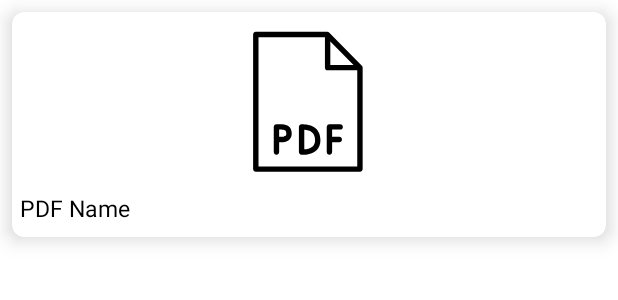
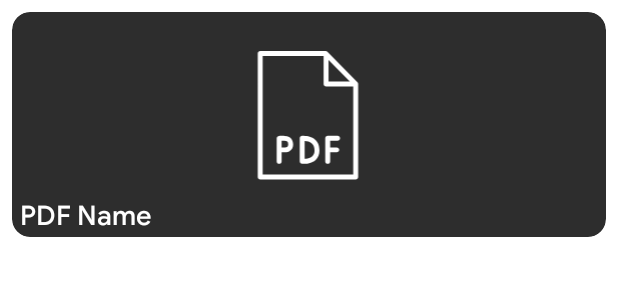
Before and after one commit to dayushman/PDFViewer, an Android app: the layout doc_holder.xml on its own in the app's theme, with its tools: preview values and no code run, on a phone screen of 412 x 824 dp. Shown: the top 300 px of the screen. Run offline under Robolectric (Android 15) with nearby library versions, the light colour scheme and no system bars.

Commit message:
Changes the theme

```diff
--- a/app/src/main/java/com/example/pdfviewer/MainActivity.kt
+++ b/app/src/main/java/com/example/pdfviewer/MainActivity.kt
@@ -76,7 +76,7 @@ class MainActivity : AppCompatActivity() {
             if (it!=null){
                 if (pdfAdaptor==null){
                     setAdaptor()
-                    progressBar.visibility = View.INVISIBLE
+                    progressBar.visibility = View.GONE
                     rvAllDocs.visibility = View.GONE
                     rvAllDocs.visibility = View.VISIBLE
                 }
--- a/app/src/main/res/drawable/ic__pdf.xml
+++ b/app/src/main/res/drawable/ic__pdf.xml
@@ -4,15 +4,15 @@
     android:viewportWidth="100.25"
     android:viewportHeight="100.25">
   <path
-      android:fillColor="#FF000000"
+      android:fillColor="@color/white"
       android:pathData="M35.377,62.522c-0.854,-0.047 -3.146,-0.007 -3.404,-0.002c-0.817,0.015 -1.473,0.682 -1.473,1.5V78c0,0.829 0.672,1.5 1.5,1.5s1.5,-0.671 1.5,-1.5v-5.49h2.206c1.927,0 4.794,-1.275 4.794,-4.79C40.5,65.885 39.834,62.77 35.377,62.522zM35.706,69.51H33.5v-4.008c0.679,-0.006 1.374,-0.003 1.711,0.016c1.519,0.084 2.289,0.448 2.289,2.203C37.5,69.242 36.366,69.495 35.706,69.51z"/>
   <path
-      android:fillColor="#FF000000"
+      android:fillColor="@color/white"
       android:pathData="M67.5,62.5h-6c-0.828,0 -1.5,0.671 -1.5,1.5v14c0,0.829 0.672,1.5 1.5,1.5S63,78.829 63,78v-5.5h4c0.828,0 1.5,-0.671 1.5,-1.5s-0.672,-1.5 -1.5,-1.5h-4v-4h4.5c0.828,0 1.5,-0.671 1.5,-1.5S68.328,62.5 67.5,62.5z"/>
   <path
-      android:fillColor="#FF000000"
+      android:fillColor="@color/white"
       android:pathData="M46,62.5c-0.828,0 -1.5,0.671 -1.5,1.5v13.973c0,0.775 0.591,1.423 1.363,1.494c0.052,0.005 0.388,0.033 0.91,0.033c1.627,0 5.066,-0.276 7.401,-2.408c1.543,-1.408 2.325,-3.324 2.325,-5.694C56.5,64.043 50.79,62.5 46,62.5zM52.16,74.869c-1.313,1.204 -3.327,1.533 -4.66,1.609V65.547c3.165,0.224 6,1.355 6,5.85C53.5,72.906 53.062,74.042 52.16,74.869z"/>
   <path
-      android:fillColor="#FF000000"
+      android:fillColor="@color/white"
       android:pathData="M79.567,29.924l-18.26,-18.479c-0.282,-0.285 -0.666,-0.446 -1.067,-0.446H20.5c-0.828,0 -1.5,0.671 -1.5,1.5v75c0,0.829 0.672,1.5 1.5,1.5h58c0.828,0 1.5,-0.671 1.5,-1.5V30.978C80,30.584 79.845,30.205 79.567,29.924zM62,16.415L74.93,29.5H62V16.415zM22,86V14h37v17c0,0.829 0.672,1.5 1.5,1.5H77V86H22z"/>
 </vector>
--- a/app/src/main/res/layout/doc_holder.xml
+++ b/app/src/main/res/layout/doc_holder.xml
@@ -3,20 +3,27 @@
     xmlns:android="http://schemas.android.com/apk/res/android"
     android:layout_width="match_parent"
     android:layout_height="wrap_content"
-    android:layout_marginTop="8dp"
+    android:layout_margin="8dp"
+    app:cardBackgroundColor="@color/gray"
+    app:cardCornerRadius="12dp"
+    android:elevation="8dp"
+    xmlns:app="http://schemas.android.com/apk/res-auto">
+    <!--
     android:layout_marginStart="8dp"
-    android:layout_marginEnd="8dp"
+    android:layout_marginEnd="8dp"-->
     app:cardElevation="8dp"
-    app:cardCornerRadius="8dp"
+    app:cardCornerRadius="12dp"
     xmlns:app="http://schemas.android.com/apk/res-auto">
     <LinearLayout
         android:layout_width="match_parent"
         android:layout_height="150dp"
+        android:gravity="center"
         android:orientation="vertical">
         <androidx.appcompat.widget.AppCompatImageView
             android:id="@+id/ivPdf"
             android:layout_width="match_parent"
-            android:layout_height="120dp"
+            android:layout_height="110dp"
+            android:layout_marginTop="18dp"
             android:layout_marginStart="5dp"
             android:layout_marginEnd="5dp"
             android:src="@drawable/ic__pdf"/>
@@ -24,16 +31,19 @@
             android:id="@+id/tvPdfName"
             android:layout_width="match_parent"
             android:layout_height="30dp"
+            android:fontFamily="@font/googlesans_medium"
+            android:textSize="18sp"
+            android:textColor="@color/white"
             android:layout_marginStart="5dp"
             android:layout_marginEnd="5dp"
-            android:textColor="@android:color/black"
             android:text="PDF Name"
-            android:textSize="15sp"
             android:singleLine="true"
+            android:backgroundTint="#E9D5CA"
             android:ellipsize="marquee"
             android:marqueeRepeatLimit="marquee_forever"
             android:fadingEdge="horizontal"
             android:scrollHorizontally="true"/>
+
     </LinearLayout>
 
 
--- a/app/src/main/res/values/colors.xml
+++ b/app/src/main/res/values/colors.xml
@@ -1,7 +1,8 @@
 <?xml version="1.0" encoding="utf-8"?>
 <resources>
-    <color name="teal_200">#FF03DAC5</color>
-    <color name="teal_700">#FF018786</color>
-    <color name="black">#FF000000</color>
-    <color name="white">#FFFFFFFF</color>
+    <color name="black">#000</color>
+    <color name="colorPrimaryDark">#00574B</color>
+    <color name="white">#fff</color>
+    <color name="gray">#2d2d2d</color>
+    <color name="colorAccent">#D81B60</color>
 </resources>
--- a/app/src/main/res/values/themes.xml
+++ b/app/src/main/res/values/themes.xml
@@ -1,16 +1,10 @@
 <resources xmlns:tools="http://schemas.android.com/tools">
     <!-- Base application theme. -->
-    <style name="Theme.PDFViewer" parent="Theme.MaterialComponents.DayNight.DarkActionBar">
+    <style name="Theme.PDFViewer" parent="Theme.MaterialComponents.Light.NoActionBar">
         <!-- Primary brand color. -->
-        <item name="colorPrimary">#C50606</item>
-        <item name="colorPrimaryVariant">#300308</item>
+        <item name="colorPrimary">#FF000000</item>
+        <item name="colorPrimaryDark">#FF000000</item>
+        <item name="colorPrimaryVariant">#E3000000</item>
         <item name="colorOnPrimary">@color/white</item>
-        <!-- Secondary brand color. -->
-        <item name="colorSecondary">@color/teal_200</item>
-        <item name="colorSecondaryVariant">@color/teal_700</item>
-        <item name="colorOnSecondary">@color/black</item>
-        <!-- Status bar color. -->
-        <item name="android:statusBarColor" tools:targetApi="l">?attr/colorPrimaryVariant</item>
-        <!-- Customize your theme here. -->
     </style>
 </resources>
```
Also changed, not shown: app/src/main/res/drawable/ic_launcher_foreground.xml (+4 -4 lines), app/src/main/res/layout/activity_main.xml (+27 -10 lines), app/src/main/res/font/googlesans_bold.ttf (added), app/src/main/res/font/googlesans_bolditalic.ttf (added), app/src/main/res/font/googlesans_italic.ttf (added), app/src/main/res/font/googlesans_medium.ttf (added), app/src/main/res/font/googlesans_mediumitalic.ttf (added), app/src/main/res/font/googlesans_regular.ttf (added).
